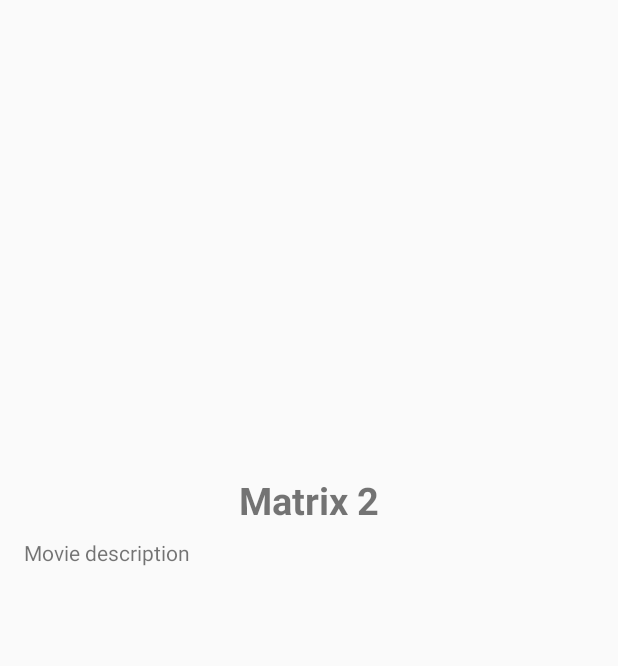
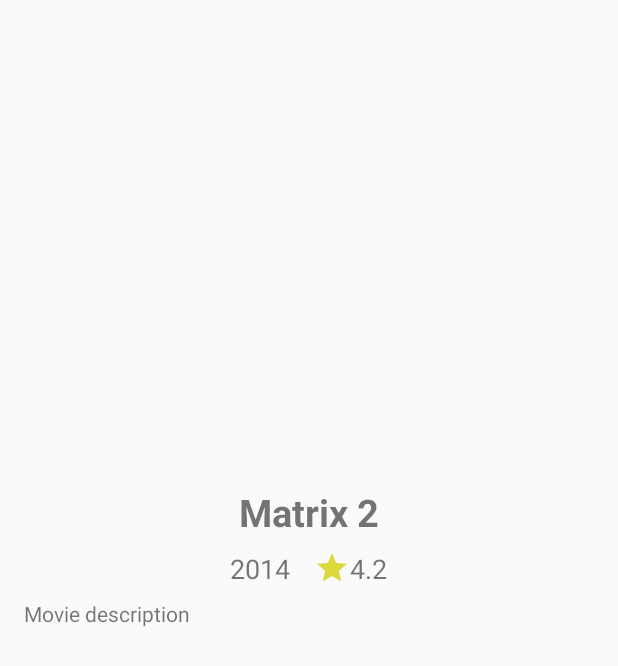
Before and after one commit to damrek/Movies-App, an Android app: the layout fragment_movie_detail.xml on its own in the app's theme, with its tools: preview values and no code run, on a phone screen of 412 x 824 dp. Shown: the top 666 px of the screen. Run offline under Robolectric (Android 15) with nearby library versions, the phone set to English and light mode, and no system bars.

Commit message:
New movie detail fields added

```diff
--- a/app/src/main/java/com/app/moviesapp/ui/MovieDetailFragment.kt
+++ b/app/src/main/java/com/app/moviesapp/ui/MovieDetailFragment.kt
@@ -38,6 +38,8 @@ class MovieDetailFragment : Fragment() {
             .fitCenter().placeholder(R.drawable.ic_baseline_broken_image_24).into(movie_img_detail)
         movie_title_detail.text = movie.name
         movie_desc_detail.text = movie.description
+        movie_votes_average_detail.text = movie.voteAverage.toString()
+        movie_release_year_detail.text = movie.releaseDate.split("-")[0]
     }
 
 }
--- /dev/null
+++ b/app/src/main/res/drawable/ic_baseline_star_24.xml
@@ -0,0 +1,5 @@
+<vector android:height="24dp" android:tint="#DCD93D"
+    android:viewportHeight="24" android:viewportWidth="24"
+    android:width="24dp" xmlns:android="http://schemas.android.com/apk/res/android">
+    <path android:fillColor="@android:color/white" android:pathData="M12,17.27L18.18,21l-1.64,-7.03L22,9.24l-7.19,-0.61L12,2 9.19,8.63 2,9.24l5.46,4.73L5.82,21z"/>
+</vector>
--- a/app/src/main/res/layout/fragment_movie_detail.xml
+++ b/app/src/main/res/layout/fragment_movie_detail.xml
@@ -4,25 +4,51 @@
     android:layout_width="match_parent"
     android:layout_height="match_parent"
     android:layout_gravity="center"
+    android:layout_marginStart="16dp"
+    android:layout_marginEnd="16dp"
     android:orientation="vertical"
-    tools:context=".ui.MainFragment"
-    android:layout_marginStart="16dp"
-    android:layout_marginEnd="16dp">
+    tools:context=".ui.MainFragment">
 
     <ImageView
         android:id="@+id/movie_img_detail"
         android:layout_width="match_parent"
         android:layout_height="300dp"
-        android:layout_marginTop="16dp"/>
+        android:layout_marginTop="16dp" />
 
     <TextView
         android:id="@+id/movie_title_detail"
         android:layout_width="match_parent"
         android:layout_height="wrap_content"
         android:gravity="center"
+        android:padding="8dp"
         android:textSize="25sp"
         android:textStyle="bold"
         tools:text="Matrix 2" />
+
+    <LinearLayout
+        android:layout_width="match_parent"
+        android:layout_height="wrap_content"
+        android:gravity="center"
+        android:orientation="horizontal">
+
+        <TextView
+            android:id="@+id/movie_release_year_detail"
+            android:layout_width="wrap_content"
+            android:layout_height="wrap_content"
+            android:layout_marginEnd="16dp"
+            android:textSize="18sp"
+            tools:text="2014" />
+
+        <TextView
+            android:id="@+id/movie_votes_average_detail"
+            android:layout_width="wrap_content"
+            android:layout_height="wrap_content"
+            android:layout_gravity="center_horizontal"
+            android:drawableStart="@drawable/ic_baseline_star_24"
+            android:textAlignment="center"
+            android:textSize="18sp"
+            tools:text="4.2" />
+    </LinearLayout>
 
     <TextView
         android:id="@+id/movie_desc_detail"
```
Also changed, not shown: app/src/main/java/com/app/moviesapp/data/model/Movie.kt (+15 -6 lines), app/src/main/java/com/app/moviesapp/ui/MainAdapter.kt (+7 -3 lines), app/src/main/res/layout/movies_row.xml (+33 -5 lines).
